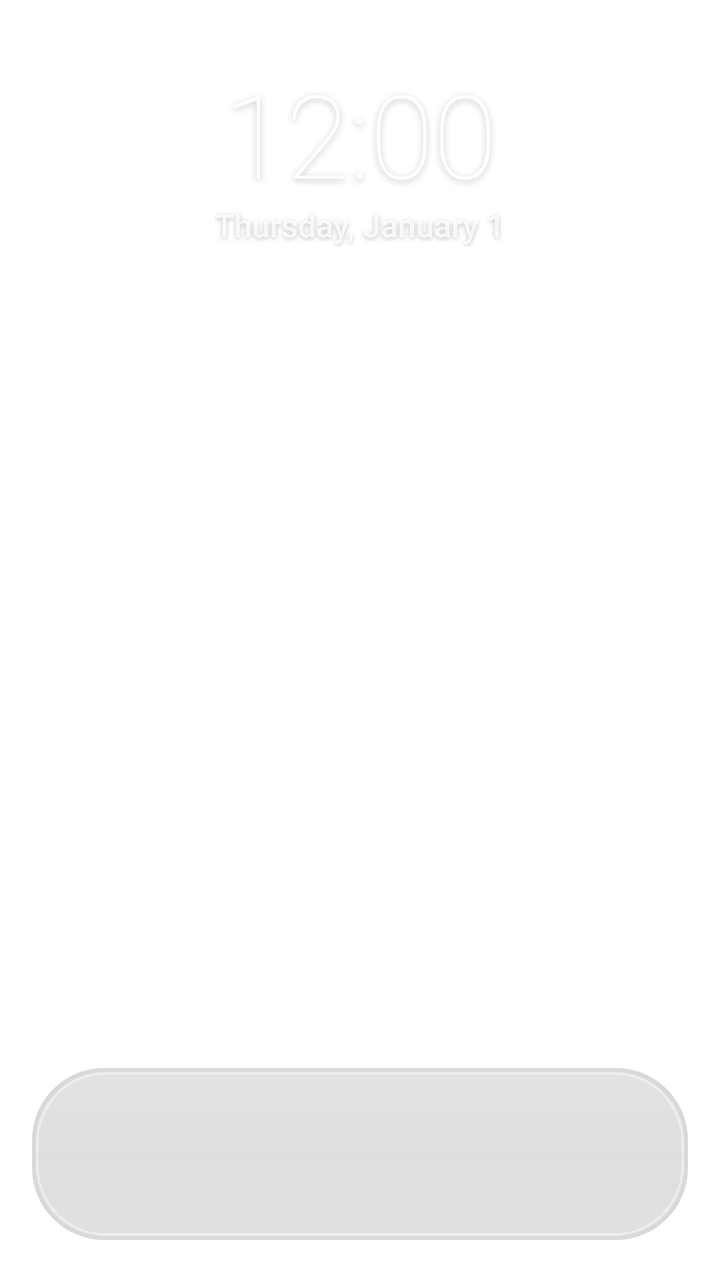
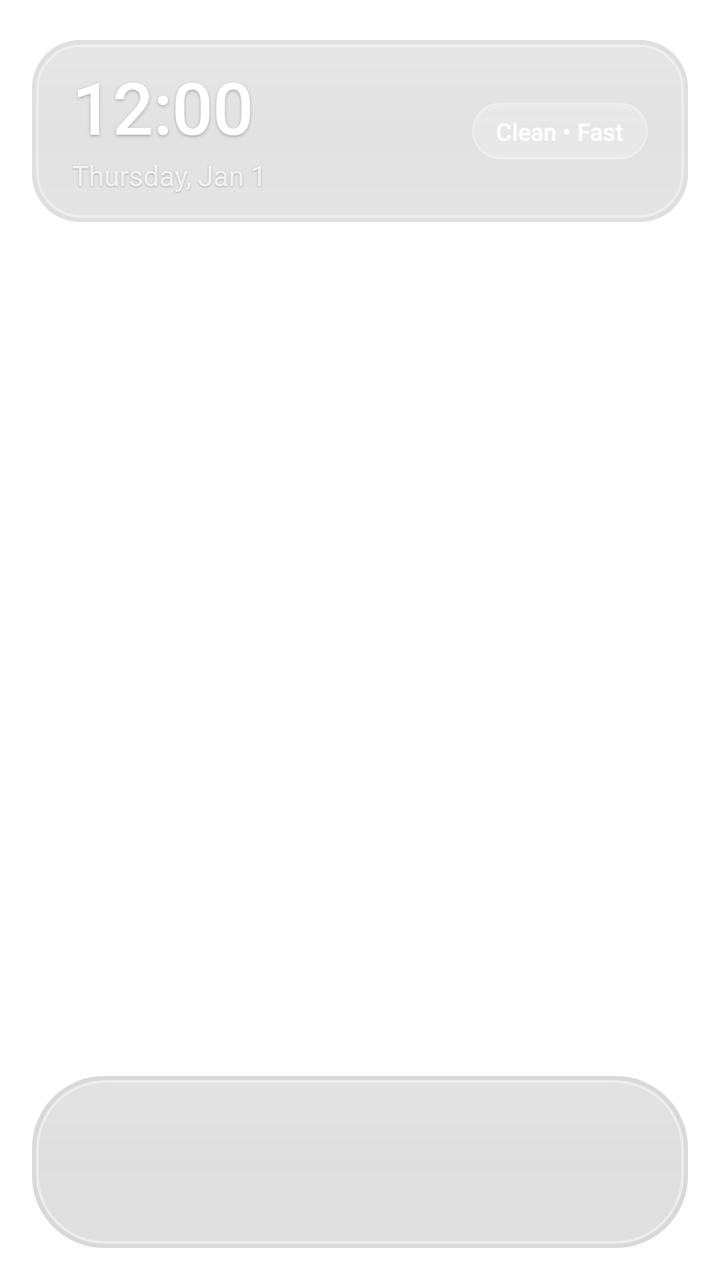

Screens rendered from an Android XML layout before and after an edit, with the pre-edit source and the edit as a unified diff.
<!-- AndroidManifest.xml: application theme Theme.LiquidGlassHome -->
<!-- res/layout/activity_main.xml -->
<?xml version="1.0" encoding="utf-8"?>
<RelativeLayout xmlns:android="http://schemas.android.com/apk/res/android"
    xmlns:tools="http://schemas.android.com/tools"
    android:id="@+id/root_layout"
    android:layout_width="match_parent"
    android:layout_height="match_parent"
    android:fitsSystemWindows="true"
    tools:context=".MainActivity">

    
    <LinearLayout
        android:id="@+id/header_container"
        android:layout_width="match_parent"
        android:layout_height="wrap_content"
        android:orientation="vertical"
        android:gravity="center_horizontal"
        android:paddingTop="28dp"
        android:paddingBottom="12dp">

        <TextClock
            android:id="@+id/clock_view"
            android:layout_width="wrap_content"
            android:layout_height="wrap_content"
            android:format12Hour="h:mm"
            android:format24Hour="HH:mm"
            android:textColor="@color/text_primary"
            android:textSize="58sp"
            android:fontFamily="sans-serif-thin"
            android:shadowColor="@color/shadow_color"
            android:shadowDx="0"
            android:shadowDy="3"
            android:shadowRadius="8" />

        <TextClock
            android:id="@+id/date_view"
            android:layout_width="wrap_content"
            android:layout_height="wrap_content"
            android:format12Hour="EEEE, MMMM d"
            android:format24Hour="EEEE, d MMMM"
            android:textColor="@color/text_secondary"
            android:textSize="16sp"
            android:fontFamily="sans-serif-medium"
            android:shadowColor="@color/shadow_color"
            android:shadowDx="0"
            android:shadowDy="2"
            android:shadowRadius="6"
            android:layout_marginTop="-4dp" />

        
        <LinearLayout
            android:id="@+id/search_bar"
            android:layout_width="match_parent"
            android:layout_height="@dimen/search_height"
            android:layout_marginStart="24dp"
            android:layout_marginEnd="24dp"
            android:layout_marginTop="16dp"
            android:background="@drawable/glass_search_bg"
            android:orientation="horizontal"
            android:gravity="center_vertical"
            android:paddingStart="16dp"
            android:paddingEnd="16dp">

            <ImageView
                android:layout_width="20dp"
                android:layout_height="20dp"
                android:src="@drawable/ic_search"
                android:contentDescription="Search Icon" />

            <EditText
                android:id="@+id/search_input"
                android:layout_width="0dp"
                android:layout_height="match_parent"
                android:layout_weight="1"
                android:layout_marginStart="10dp"
                android:background="@null"
                android:hint="@string/search_hint"
                android:textColorHint="@color/text_muted"
                android:textColor="@color/text_primary"
                android:textSize="15sp"
                android:inputType="text"
                android:maxLines="1"
                android:imeOptions="actionSearch" />

            <ImageView
                android:id="@+id/btn_settings"
                android:layout_width="22dp"
                android:layout_height="22dp"
                android:src="@drawable/ic_settings"
                android:contentDescription="Settings"
                android:background="?android:attr/selectableItemBackgroundBorderless" />
        </LinearLayout>
    </LinearLayout>

    
    <androidx.recyclerview.widget.RecyclerView
        android:id="@+id/recycler_apps"
        android:layout_width="match_parent"
        android:layout_height="match_parent"
        android:layout_below="@id/header_container"
        android:layout_above="@id/dock_container"
        android:paddingStart="16dp"
        android:paddingEnd="16dp"
        android:paddingTop="8dp"
        android:paddingBottom="12dp"
        android:clipToPadding="false"
        android:overScrollMode="never" />

    
    <FrameLayout
        android:id="@+id/dock_container"
        android:layout_width="match_parent"
        android:layout_height="wrap_content"
        android:layout_alignParentBottom="true"
        android:paddingStart="@dimen/dock_margin"
        android:paddingEnd="@dimen/dock_margin"
        android:paddingBottom="20dp">

        <LinearLayout
            android:id="@+id/glass_dock"
            android:layout_width="match_parent"
            android:layout_height="@dimen/dock_height"
            android:background="@drawable/glass_dock_bg"
            android:orientation="horizontal"
            android:gravity="center"
            android:paddingStart="12dp"
            android:paddingEnd="12dp">

            <androidx.recyclerview.widget.RecyclerView
                android:id="@+id/recycler_dock"
                android:layout_width="match_parent"
                android:layout_height="match_parent"
                android:clipToPadding="false"
                android:overScrollMode="never" />
        </LinearLayout>
    </FrameLayout>

</RelativeLayout>
<!-- resources referenced by this layout -->
<resources>
  <color name="shadow_color">#40000000</color>
  <color name="text_muted">#88FFFFFF</color>
  <color name="text_primary">#FFFFFFFF</color>
  <color name="text_secondary">#CCFFFFFF</color>
  <dimen name="dock_height">86dp</dimen>
  <dimen name="dock_margin">16dp</dimen>
  <dimen name="search_height">46dp</dimen>
  <!-- drawable glass_search_bg (drawable) -->
  <?xml version="1.0" encoding="utf-8"?>
  <shape xmlns:android="http://schemas.android.com/apk/res/android"
      android:shape="rectangle">
      <corners android:radius="23dp" />
      <solid android:color="#2EFFFFFF" />
      <stroke
          android:width="1dp"
          android:color="#4DFFFFFF" />
  </shape>
  <!-- drawable ic_search (drawable) -->
  <vector xmlns:android="http://schemas.android.com/apk/res/android"
      android:width="24dp"
      android:height="24dp"
      android:viewportWidth="24"
      android:viewportHeight="24">
    <path
        android:fillColor="#FFFFFFFF"
        android:pathData="M15.5,14h-0.79l-0.28,-0.27C15.41,12.59 16,11.11 16,9.5 16,5.91 13.09,3 9.5,3S3,5.91 3,9.5 5.91,16 9.5,16c1.61,0 3.09,-0.59 4.23,-1.57l0.27,0.28v0.79l5,4.99L20.49,19l-4.99,-5zM9.5,14C7.01,14 5,11.99 5,9.5S7.01,5 9.5,5 14,7.01 14,9.5 11.99,14 9.5,14z"/>
  </vector>
  <string name="search_hint">Search apps...</string>
  <style name="Theme.LiquidGlassHome" parent="Theme.AppCompat.NoActionBar">
          <item name="android:windowShowWallpaper">true</item>
          <item name="android:windowBackground">@android:color/transparent</item>
          <item name="android:colorBackgroundCacheHint">@null</item>
          <item name="android:windowTranslucentStatus">true</item>
          <item name="android:windowTranslucentNavigation">true</item>
          <item name="android:statusBarColor">@android:color/transparent</item>
          <item name="android:navigationBarColor">@android:color/transparent</item>
          <item name="android:windowAnimationStyle">@android:style/Animation</item>
      </style>
  <!-- unchanged entries left out for length: 2 -->
</resources>

<!-- the commit's change to res/layout/activity_main.xml (unified diff, before → after) -->
@@ -13,47 +13,82 @@
         android:layout_width="match_parent"
         android:layout_height="wrap_content"
         android:orientation="vertical"
-        android:gravity="center_horizontal"
-        android:paddingTop="28dp"
-        android:paddingBottom="12dp">
+        android:paddingStart="16dp"
+        android:paddingEnd="16dp"
+        android:paddingTop="20dp"
+        android:paddingBottom="8dp">
 
-        <TextClock
-            android:id="@+id/clock_view"
-            android:layout_width="wrap_content"
+        
+        <LinearLayout
+            android:layout_width="match_parent"
             android:layout_height="wrap_content"
-            android:format12Hour="h:mm"
-            android:format24Hour="HH:mm"
-            android:textColor="@color/text_primary"
-            android:textSize="58sp"
-            android:fontFamily="sans-serif-thin"
-            android:shadowColor="@color/shadow_color"
-            android:shadowDx="0"
-            android:shadowDy="3"
-            android:shadowRadius="8" />
+            android:background="@drawable/glass_header_bg"
+            android:orientation="horizontal"
+            android:gravity="center_vertical"
+            android:paddingStart="20dp"
+            android:paddingEnd="20dp"
+            android:paddingTop="14dp"
+            android:paddingBottom="14dp">
 
-        <TextClock
-            android:id="@+id/date_view"
-            android:layout_width="wrap_content"
-            android:layout_height="wrap_content"
-            android:format12Hour="EEEE, MMMM d"
-            android:format24Hour="EEEE, d MMMM"
-            android:textColor="@color/text_secondary"
-            android:textSize="16sp"
-            android:fontFamily="sans-serif-medium"
-            android:shadowColor="@color/shadow_color"
-            android:shadowDx="0"
-            android:shadowDy="2"
-            android:shadowRadius="6"
-            android:layout_marginTop="-4dp" />
+            <LinearLayout
+                android:layout_width="0dp"
+                android:layout_height="wrap_content"
+                android:layout_weight="1"
+                android:orientation="vertical">
+
+                <TextClock
+                    android:id="@+id/clock_view"
+                    android:layout_width="wrap_content"
+                    android:layout_height="wrap_content"
+                    android:format12Hour="h:mm"
+                    android:format24Hour="HH:mm"
+                    android:textColor="@color/text_primary"
+                    android:textSize="36sp"
+                    android:fontFamily="sans-serif-medium"
+                    android:includeFontPadding="false"
+                    android:shadowColor="@color/shadow_color"
+                    android:shadowDx="0"
+                    android:shadowDy="2"
+                    android:shadowRadius="4" />
+
+                <TextClock
+                    android:id="@+id/date_view"
+                    android:layout_width="wrap_content"
+                    android:layout_height="wrap_content"
+                    android:format12Hour="EEEE, MMM d"
+                    android:format24Hour="EEEE, d MMM"
+                    android:textColor="@color/text_secondary"
+                    android:textSize="14sp"
+                    android:fontFamily="sans-serif"
+                    android:layout_marginTop="2dp"
+                    android:shadowColor="@color/shadow_color"
+                    android:shadowDx="0"
+                    android:shadowDy="1"
+                    android:shadowRadius="2" />
+            </LinearLayout>
+
+            
+            <TextView
+                android:id="@+id/status_chip"
+                android:layout_width="wrap_content"
+                android:layout_height="wrap_content"
+                android:background="@drawable/glass_chip_bg"
+                android:text="Clean • Fast"
+                android:textColor="@color/text_primary"
+                android:textSize="12sp"
+                android:fontFamily="sans-serif-medium"
+                android:paddingStart="12dp"
+                android:paddingEnd="12dp"
+                android:paddingTop="6dp"
+                android:paddingBottom="6dp" />
+        </LinearLayout>
 
         
         <LinearLayout
             android:id="@+id/search_bar"
             android:layout_width="match_parent"
             android:layout_height="@dimen/search_height"
-            android:layout_marginStart="24dp"
-            android:layout_marginEnd="24dp"
-            android:layout_marginTop="16dp"
+            android:layout_marginTop="12dp"
             android:background="@drawable/glass_search_bg"
             android:orientation="horizontal"
             android:gravity="center_vertical"
@@ -61,8 +96,8 @@
             android:paddingEnd="16dp">
 
             <ImageView
-                android:layout_width="20dp"
-                android:layout_height="20dp"
+                android:layout_width="18dp"
+                android:layout_height="18dp"
                 android:src="@drawable/ic_search"
                 android:contentDescription="Search Icon" />
 
@@ -76,15 +111,15 @@
                 android:hint="@string/search_hint"
                 android:textColorHint="@color/text_muted"
                 android:textColor="@color/text_primary"
-                android:textSize="15sp"
+                android:textSize="14sp"
                 android:inputType="text"
                 android:maxLines="1"
                 android:imeOptions="actionSearch" />
 
             <ImageView
                 android:id="@+id/btn_settings"
-                android:layout_width="22dp"
-                android:layout_height="22dp"
+                android:layout_width="20dp"
+                android:layout_height="20dp"
                 android:src="@drawable/ic_settings"
                 android:contentDescription="Settings"
                 android:background="?android:attr/selectableItemBackgroundBorderless" />
@@ -98,10 +133,10 @@
         android:layout_height="match_parent"
         android:layout_below="@id/header_container"
         android:layout_above="@id/dock_container"
-        android:paddingStart="16dp"
-        android:paddingEnd="16dp"
-        android:paddingTop="8dp"
-        android:paddingBottom="12dp"
+        android:paddingStart="12dp"
+        android:paddingEnd="12dp"
+        android:paddingTop="6dp"
+        android:paddingBottom="10dp"
         android:clipToPadding="false"
         android:overScrollMode="never" />
 
@@ -113,7 +148,7 @@
         android:layout_alignParentBottom="true"
         android:paddingStart="@dimen/dock_margin"
         android:paddingEnd="@dimen/dock_margin"
-        android:paddingBottom="20dp">
+        android:paddingBottom="16dp">
 
         <LinearLayout
             android:id="@+id/glass_dock"
<!-- resource entries referenced after the edit -->
@@ -7,6 +7,48 @@
   <dimen name="dock_height">86dp</dimen>
   <dimen name="dock_margin">16dp</dimen>
   <dimen name="search_height">46dp</dimen>
+  <!-- drawable glass_chip_bg (drawable) -->
+  <?xml version="1.0" encoding="utf-8"?>
+  <shape xmlns:android="http://schemas.android.com/apk/res/android"
+      android:shape="rectangle">
+      <corners android:radius="14dp" />
+      <solid android:color="#33FFFFFF" />
+      <stroke
+          android:width="1dp"
+          android:color="#55FFFFFF" />
+  </shape>
+  <!-- drawable glass_header_bg (drawable) -->
+  <?xml version="1.0" encoding="utf-8"?>
+  <layer-list xmlns:android="http://schemas.android.com/apk/res/android">
+      
+      <item>
+          <shape android:shape="rectangle">
+              <corners android:radius="24dp" />
+              <solid android:color="#20000000" />
+              <padding
+                  android:bottom="2dp"
+                  android:left="2dp"
+                  android:right="2dp"
+                  android:top="2dp" />
+          </shape>
+      </item>
+  
+      
+      <item>
+          <shape android:shape="rectangle">
+              <corners android:radius="22dp" />
+              <gradient
+                  android:angle="90"
+                  android:endColor="#40FFFFFF"
+                  android:centerColor="#1AFFFFFF"
+                  android:startColor="#2DFFFFFF"
+                  android:type="linear" />
+              <stroke
+                  android:width="1.2dp"
+                  android:color="#66FFFFFF" />
+          </shape>
+      </item>
+  </layer-list>
   <!-- drawable glass_search_bg (drawable) -->
   <?xml version="1.0" encoding="utf-8"?>
   <shape xmlns:android="http://schemas.android.com/apk/res/android"
